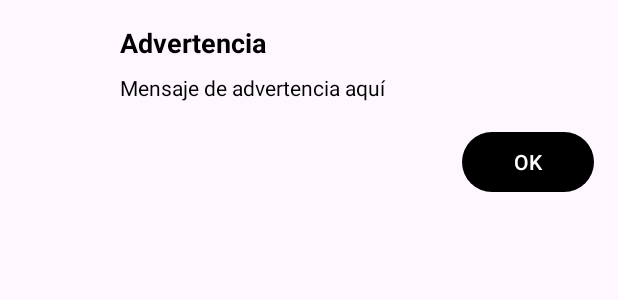
After one commit to Angel-H-ernandez/new-TodoApp, an Android app: the layout dialog_error.xml on its own in the app's theme, with its tools: preview values and no code run, on a phone screen of 412 x 824 dp. The commit adds this screen. Shown: the top 300 px of the screen. Run offline under Robolectric (Android 15) with nearby library versions, the phone set to English and light mode, and no system bars.

Commit message:
created dialog alert login and add task without tittle

```diff
--- /dev/null
+++ b/app/src/main/res/layout/dialog_error.xml
@@ -0,0 +1,47 @@
+<?xml version="1.0" encoding="utf-8"?>
+<androidx.constraintlayout.widget.ConstraintLayout xmlns:android="http://schemas.android.com/apk/res/android"
+    xmlns:app="http://schemas.android.com/apk/res-auto"
+    android:layout_width="match_parent"
+    android:layout_height="wrap_content"
+    android:padding="16dp">
+
+    <ImageView
+        android:id="@+id/ivWarning"
+        android:layout_width="48dp"
+        android:layout_height="48dp"
+
+        app:layout_constraintStart_toStartOf="parent"
+        app:layout_constraintTop_toTopOf="parent" />
+
+    <TextView
+        android:id="@+id/tvTitle"
+        android:layout_width="0dp"
+        android:layout_height="wrap_content"
+        android:layout_marginStart="16dp"
+        android:text="Advertencia"
+        android:textSize="18sp"
+        android:textStyle="bold"
+        app:layout_constraintEnd_toEndOf="parent"
+        app:layout_constraintStart_toEndOf="@id/ivWarning"
+        app:layout_constraintTop_toTopOf="@id/ivWarning" />
+
+    <TextView
+        android:id="@+id/tvMessage"
+        android:layout_width="0dp"
+        android:layout_height="wrap_content"
+        android:layout_marginTop="8dp"
+        android:text="Mensaje de advertencia aquí"
+        app:layout_constraintEnd_toEndOf="parent"
+        app:layout_constraintStart_toStartOf="@id/tvTitle"
+        app:layout_constraintTop_toBottomOf="@id/tvTitle" />
+
+    <Button
+        android:id="@+id/btnOk"
+        android:layout_width="wrap_content"
+        android:layout_height="wrap_content"
+        android:layout_marginTop="16dp"
+        android:text="OK"
+        app:layout_constraintEnd_toEndOf="parent"
+        app:layout_constraintTop_toBottomOf="@id/tvMessage" />
+
+</androidx.constraintlayout.widget.ConstraintLayout>
--- a/app/src/main/res/layout/dialog_task.xml
+++ b/app/src/main/res/layout/dialog_task.xml
@@ -31,7 +31,6 @@
         <Button
             android:layout_marginTop="20dp"
             app:layout_constraintTop_toBottomOf="@+id/EtTask"
-            android:enabled="false"
             app:layout_constraintStart_toEndOf="@+id/BtCancelar"
             app:layout_constraintEnd_toEndOf="parent"
             android:id="@+id/btnNewTask"
--- a/app/src/main/res/layout/fragment_agenda.xml
+++ b/app/src/main/res/layout/fragment_agenda.xml
@@ -7,8 +7,11 @@
 
     <!-- TODO: Update blank fragment layout -->
     <TextView
+        android:textSize="36sp"
+        android:gravity="center"
+        android:textColor="?android:attr/textColor"
         android:layout_width="match_parent"
         android:layout_height="match_parent"
-        android:text="@string/hello_blank_fragment" />
+        android:text="No implementado" />
 
 </FrameLayout>
--- a/app/src/main/res/navigation/main_graph.xml
+++ b/app/src/main/res/navigation/main_graph.xml
@@ -17,7 +17,7 @@
         tools:layout="@layout/fragment_tareas" />
     <fragment
         android:id="@+id/yoFragment"
-        android:name="com.AngelHernandez.mytodoapp.ui.view.agencia.AgendaFragment"
+        android:name="com.AngelHernandez.mytodoapp.ui.view.yo.YoFragment"
         android:label="fragment_yo"
         tools:layout="@layout/fragment_yo"/>
 </navigation>
```
Also changed, not shown: app/src/main/java/com/AngelHernandez/mytodoapp/ui/view/dependencias/Dialogs.kt (added, +15 -0 lines), app/src/main/java/com/AngelHernandez/mytodoapp/ui/view/login/SignInActivity.kt (+19 -1 lines), app/src/main/java/com/AngelHernandez/mytodoapp/ui/view/login/SignInViewModel.kt (+15 -5 lines), app/src/main/java/com/AngelHernandez/mytodoapp/ui/view/login/SignUpActivity.kt (+15 -0 lines), app/src/main/java/com/AngelHernandez/mytodoapp/ui/view/login/SignUpViewModel.kt (+12 -4 lines), app/src/main/java/com/AngelHernandez/mytodoapp/ui/view/tareas/TareasFragment.kt (+18 -0 lines), app/src/main/java/com/AngelHernandez/mytodoapp/ui/view/tareas/TareasViewModel.kt (+20 -0 lines).
